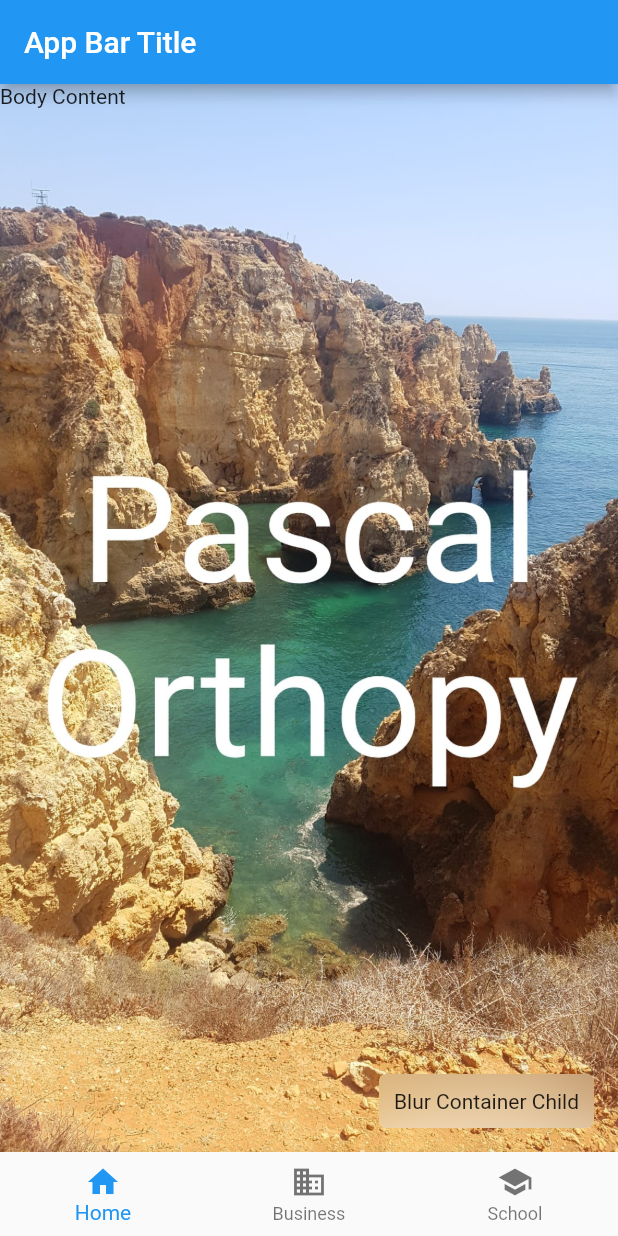
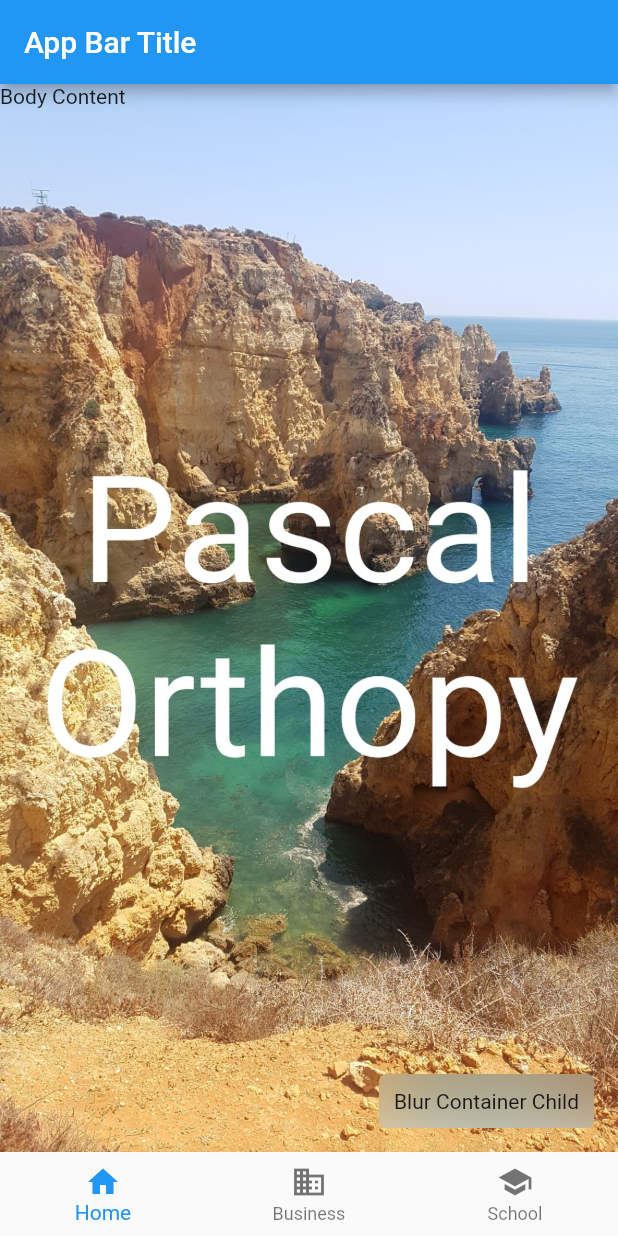
Before and after one commit to Pascal-Orthopy/reproduce_flutter_2_10_fatal_signal_11_error_scaffold, a Flutter app: the screen it shows after launch, on a phone screen of 412 x 824 dp. Run offline on Flutter 3.47's test engine with Material 2 defaults, Android fonts, the phone set to English and light mode, and no system bars.

Commit message:
Changed background color

```diff
--- a/lib/main.dart
+++ b/lib/main.dart
@@ -63,7 +63,7 @@ class Button extends StatelessWidget {
     return ClipRRect(
       borderRadius: const BorderRadius.all(Radius.circular(5)),
       child: Container(
-        color: Colors.white.withOpacity(0.5),
+        color: Colors.blue.withOpacity(0.5),
         child: BackdropFilter(
           filter: ImageFilter.blur(
             sigmaY: 30,
```
